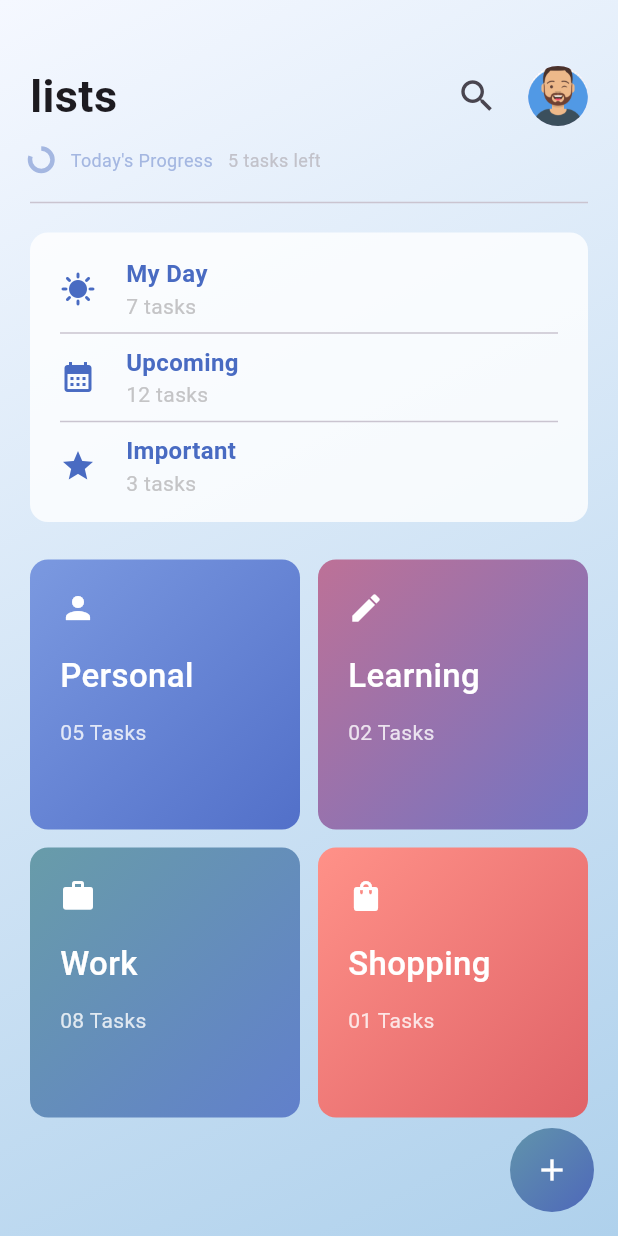
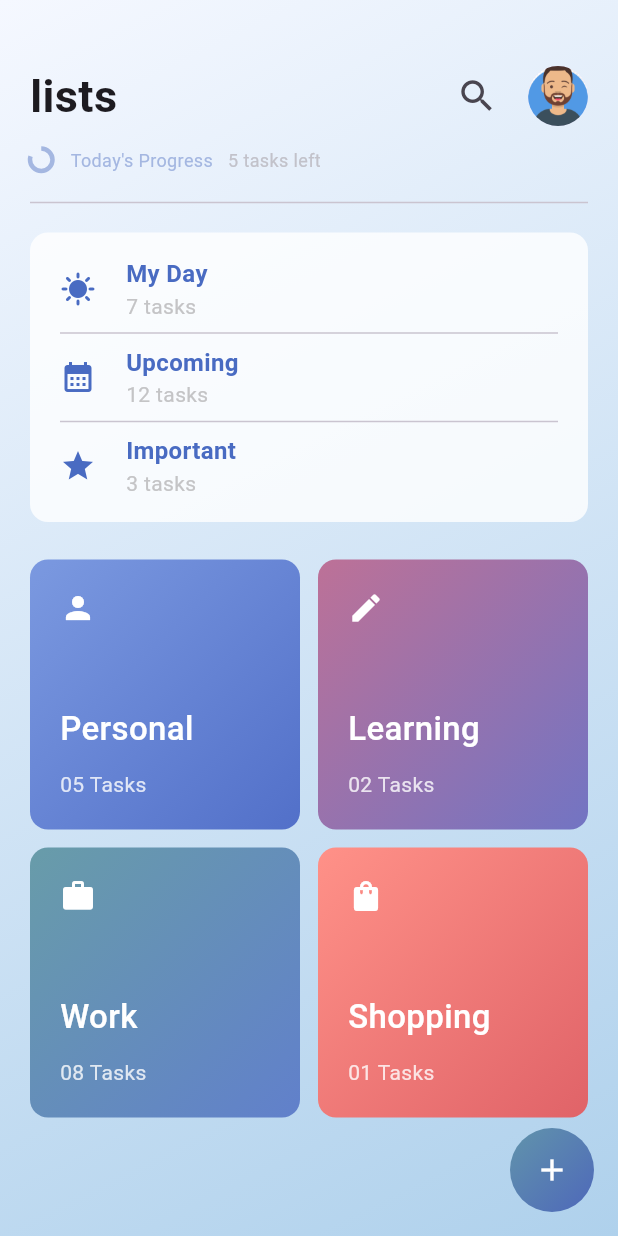
Before and after one commit to George-Samir88/TEKNOSOFT, a Flutter app: the screen it shows after launch, on a phone screen of 412 x 824 dp. Run offline on Flutter 3.47's test engine with Material 3 defaults, Android fonts, the phone set to English and light mode, and no system bars.

Commit message:
some refactor

```diff
--- a/lib/features/home/presentation/views/widgets/home_view_body.dart
+++ b/lib/features/home/presentation/views/widgets/home_view_body.dart
@@ -11,6 +11,9 @@ class HomeViewBody extends StatelessWidget {
   @override
   Widget build(BuildContext context) {
     return const CustomBackGround(
+      child: CustomScrollView(
+        slivers: [
+          SliverToBoxAdapter(
             child: Column(
               children: [
                 SizedBox(
@@ -28,6 +31,9 @@ class HomeViewBody extends StatelessWidget {
                 SizedBox(
                   height: 25,
                 ),
+              ],
+            ),
+          ),
           TaskCategoryGridView(),
         ],
       ),
--- a/lib/features/home/presentation/views/widgets/task_activity.dart
+++ b/lib/features/home/presentation/views/widgets/task_activity.dart
@@ -34,9 +34,7 @@ class TaskActivity extends StatelessWidget {
             taskClassificationModel.iconData,
             color: Colors.white,
           ),
-          const SizedBox(
-            height: 18,
-          ),
+          const Spacer(),
           Text(
             taskClassificationModel.title,
             style: const TextStyle(
--- a/lib/features/home/presentation/views/widgets/task_category_grid_view.dart
+++ b/lib/features/home/presentation/views/widgets/task_category_grid_view.dart
@@ -45,9 +45,7 @@ class TaskCategoryGridView extends StatelessWidget {
 
   @override
   Widget build(BuildContext context) {
-    return Expanded(
-      child: GridView.builder(
-          physics: const BouncingScrollPhysics(),
+    return SliverGrid.builder(
         itemCount: 4,
         gridDelegate: const SliverGridDelegateWithFixedCrossAxisCount(
             crossAxisCount: 2, crossAxisSpacing: 12, mainAxisSpacing: 12),
@@ -57,7 +55,6 @@ class TaskCategoryGridView extends StatelessWidget {
             endColor: endColors[index],
             taskClassificationModel: taskClassificationModel[index],
           );
-          }),
-    );
+        });
   }
 }
```
Lines whose indentation alone changed are shown as unchanged.
